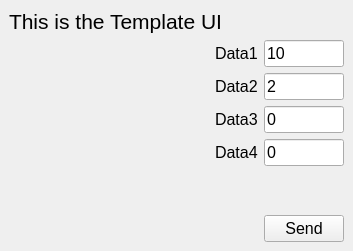
Old version of the form template/Python/templateUI.ui in the repository RobReichert/RedPitaya.
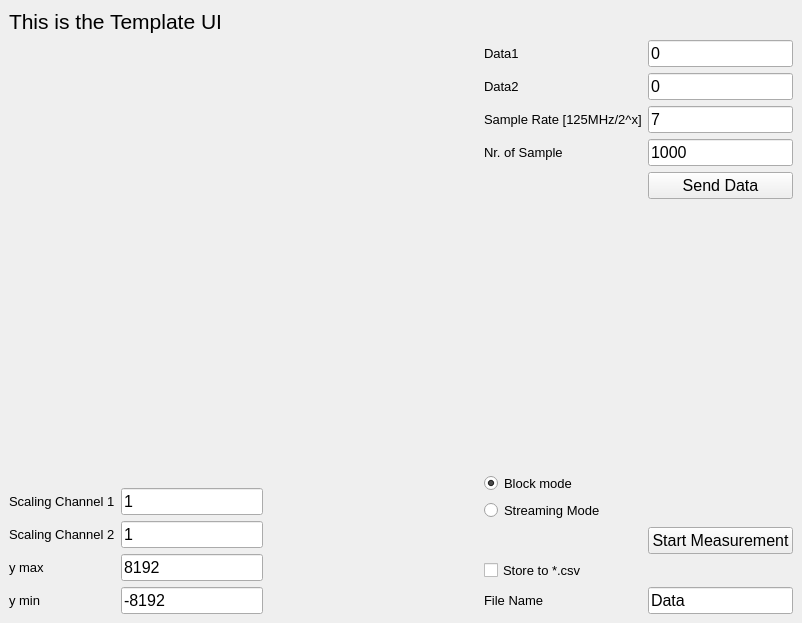
New version of the form.

Patch:
```diff
--- a/template/Python/templateUI.ui
+++ b/template/Python/templateUI.ui
@@ -6,15 +6,15 @@
    <rect>
     <x>0</x>
     <y>0</y>
-    <width>350</width>
-    <height>251</height>
+    <width>802</width>
+    <height>623</height>
    </rect>
   </property>
   <property name="windowTitle">
    <string>MainWindow</string>
   </property>
   <widget class="QWidget" name="centralwidget">
-   <layout class="QVBoxLayout" name="verticalLayout">
+   <layout class="QVBoxLayout" name="verticalLayout_3">
     <item>
      <widget class="QLabel" name="Title">
       <property name="font">
@@ -28,32 +28,168 @@
      </widget>
     </item>
     <item>
-     <layout class="QHBoxLayout" name="horizontalLayout" stretch="1,0">
+     <layout class="QHBoxLayout" name="horizontalLayout_2" stretch="1,0">
       <item>
-       <widget class="QWidget" name="MplWidget" native="true">
-        <property name="minimumSize">
-         <size>
-          <width>200</width>
-          <height>200</height>
-         </size>
-        </property>
-       </widget>
+       <layout class="QVBoxLayout" name="verticalLayout" stretch="1,0">
+        <item>
+         <widget class="QWidget" name="MplWidget" native="true">
+          <property name="minimumSize">
+           <size>
+            <width>200</width>
+            <height>200</height>
+           </size>
+          </property>
+         </widget>
+        </item>
+        <item>
+         <layout class="QHBoxLayout" name="horizontalLayout">
+          <item>
+           <layout class="QGridLayout" name="gridLayout_2">
+            <item row="0" column="0">
+             <widget class="QLabel" name="labelScal1">
+              <property name="font">
+               <font>
+                <pointsize>10</pointsize>
+               </font>
+              </property>
+              <property name="layoutDirection">
+               <enum>Qt::LeftToRight</enum>
+              </property>
+              <property name="text">
+               <string>Scaling Channel 1</string>
+              </property>
+             </widget>
+            </item>
+            <item row="0" column="1">
+             <widget class="QLineEdit" name="inputScal1">
+              <property name="font">
+               <font>
+                <pointsize>12</pointsize>
+               </font>
+              </property>
+              <property name="text">
+               <string>1</string>
+              </property>
+             </widget>
+            </item>
+            <item row="1" column="0">
+             <widget class="QLabel" name="labelScal2">
+              <property name="font">
+               <font>
+                <pointsize>10</pointsize>
+               </font>
+              </property>
+              <property name="layoutDirection">
+               <enum>Qt::LeftToRight</enum>
+              </property>
+              <property name="text">
+               <string>Scaling Channel 2</string>
+              </property>
+             </widget>
+            </item>
+            <item row="1" column="1">
+             <widget class="QLineEdit" name="inputScal2">
+              <property name="font">
+               <font>
+                <pointsize>12</pointsize>
+               </font>
+              </property>
+              <property name="text">
+               <string>1</string>
+              </property>
+             </widget>
+            </item>
+            <item row="2" column="0">
+             <widget class="QLabel" name="labelRangeMax">
+              <property name="font">
+               <font>
+                <pointsize>10</pointsize>
+               </font>
+              </property>
+              <property name="layoutDirection">
+               <enum>Qt::LeftToRight</enum>
+              </property>
+              <property name="text">
+               <string>y max</string>
+              </property>
+             </widget>
+            </item>
+            <item row="2" column="1">
+             <widget class="QLineEdit" name="inputRangeMax">
+              <property name="font">
+               <font>
+                <pointsize>12</pointsize>
+               </font>
+              </property>
+              <property name="text">
+               <string>8192</string>
+              </property>
+             </widget>
+            </item>
+            <item row="3" column="0">
+             <widget class="QLabel" name="labelRangeMin">
+              <property name="font">
+               <font>
+                <pointsize>10</pointsize>
+               </font>
+              </property>
+              <property name="layoutDirection">
+               <enum>Qt::LeftToRight</enum>
+              </property>
+              <property name="text">
+               <string>y min</string>
+              </property>
+             </widget>
+            </item>
+            <item row="3" column="1">
+             <widget class="QLineEdit" name="inputRangeMin">
+              <property name="font">
+               <font>
+                <pointsize>12</pointsize>
+               </font>
+              </property>
+              <property name="text">
+               <string>-8192</string>
+              </property>
+             </widget>
+            </item>
+           </layout>
+          </item>
+          <item>
+           <spacer name="horizontalSpacer">
+            <property name="orientation">
+             <enum>Qt::Horizontal</enum>
+            </property>
+            <property name="sizeHint" stdset="0">
+             <size>
+              <width>40</width>
+              <height>20</height>
+             </size>
+            </property>
+           </spacer>
+          </item>
+         </layout>
+        </item>
+       </layout>
       </item>
       <item>
-       <layout class="QFormLayout" name="formLayout">
-        <item row="0" column="0">
+       <layout class="QGridLayout" name="gridLayout">
+        <item row="0" column="0" colspan="2">
          <widget class="QLabel" name="labelData1">
           <property name="font">
            <font>
-            <pointsize>12</pointsize>
+            <pointsize>10</pointsize>
            </font>
           </property>
+          <property name="layoutDirection">
+           <enum>Qt::LeftToRight</enum>
+          </property>
           <property name="text">
            <string>Data1</string>
           </property>
          </widget>
         </item>
-        <item row="0" column="1">
+        <item row="0" column="2">
          <widget class="QLineEdit" name="inputData1">
           <property name="font">
            <font>
@@ -61,23 +197,26 @@
            </font>
           </property>
           <property name="text">
-           <string>10</string>
+           <string>0</string>
           </property>
          </widget>
         </item>
-        <item row="1" column="0">
+        <item row="1" column="0" colspan="2">
          <widget class="QLabel" name="labelData2">
           <property name="font">
            <font>
-            <pointsize>12</pointsize>
+            <pointsize>10</pointsize>
            </font>
           </property>
+          <property name="layoutDirection">
+           <enum>Qt::LeftToRight</enum>
+          </property>
           <property name="text">
            <string>Data2</string>
           </property>
          </widget>
         </item>
-        <item row="1" column="1">
+        <item row="1" column="2">
          <widget class="QLineEdit" name="inputData2">
           <property name="font">
            <font>
@@ -85,23 +224,26 @@
            </font>
           </property>
           <property name="text">
-           <string>2</string>
+           <string>0</string>
           </property>
          </widget>
         </item>
-        <item row="2" column="0">
+        <item row="2" column="0" colspan="2">
          <widget class="QLabel" name="labelData3">
           <property name="font">
            <font>
-            <pointsize>12</pointsize>
+            <pointsize>10</pointsize>
            </font>
           </property>
+          <property name="layoutDirection">
+           <enum>Qt::LeftToRight</enum>
+          </property>
           <property name="text">
-           <string>Data3</string>
+           <string>Sample Rate [125MHz/2^x]</string>
           </property>
          </widget>
         </item>
-        <item row="2" column="1">
+        <item row="2" column="2">
          <widget class="QLineEdit" name="inputData3">
           <property name="font">
            <font>
@@ -109,23 +251,26 @@
            </font>
           </property>
           <property name="text">
-           <string>0</string>
+           <string>7</string>
           </property>
          </widget>
         </item>
-        <item row="3" column="0">
+        <item row="3" column="0" colspan="2">
          <widget class="QLabel" name="labelData4">
           <property name="font">
            <font>
-            <pointsize>12</pointsize>
+            <pointsize>10</pointsize>
            </font>
           </property>
+          <property name="layoutDirection">
+           <enum>Qt::LeftToRight</enum>
+          </property>
           <property name="text">
-           <string>Data4</string>
+           <string>Nr. of Sample</string>
           </property>
          </widget>
         </item>
-        <item row="3" column="1">
+        <item row="3" column="2">
          <widget class="QLineEdit" name="inputData4">
           <property name="font">
            <font>
@@ -133,11 +278,11 @@
            </font>
           </property>
           <property name="text">
-           <string>0</string>
+           <string>1000</string>
           </property>
          </widget>
         </item>
-        <item row="5" column="1">
+        <item row="4" column="2">
          <widget class="QPushButton" name="buttonSend">
           <property name="font">
            <font>
@@ -145,11 +290,89 @@
            </font>
           </property>
           <property name="text">
-           <string>Send</string>
+           <string>Send Data</string>
           </property>
          </widget>
         </item>
-        <item row="4" column="1">
+        <item row="8" column="2">
+         <widget class="QPushButton" name="buttonMeasurement">
+          <property name="font">
+           <font>
+            <pointsize>12</pointsize>
+           </font>
+          </property>
+          <property name="text">
+           <string>Start Measurement</string>
+          </property>
+         </widget>
+        </item>
+        <item row="10" column="0" colspan="2">
+         <widget class="QLabel" name="labelFileName">
+          <property name="font">
+           <font>
+            <pointsize>10</pointsize>
+           </font>
+          </property>
+          <property name="layoutDirection">
+           <enum>Qt::LeftToRight</enum>
+          </property>
+          <property name="text">
+           <string>File Name</string>
+          </property>
+         </widget>
+        </item>
+        <item row="10" column="2">
+         <widget class="QLineEdit" name="inputFileName">
+          <property name="font">
+           <font>
+            <pointsize>12</pointsize>
+           </font>
+          </property>
+          <property name="text">
+           <string>Data</string>
+          </property>
+         </widget>
+        </item>
+        <item row="7" column="0" colspan="2">
+         <widget class="QRadioButton" name="radioButtonStram">
+          <property name="font">
+           <font>
+            <pointsize>10</pointsize>
+           </font>
+          </property>
+          <property name="text">
+           <string>Streaming Mode</string>
+          </property>
+         </widget>
+        </item>
+        <item row="6" column="0" colspan="2">
+         <widget class="QRadioButton" name="radioButtonBlock">
+          <property name="font">
+           <font>
+            <pointsize>10</pointsize>
+           </font>
+          </property>
+          <property name="text">
+           <string>Block mode</string>
+          </property>
+          <property name="checked">
+           <bool>true</bool>
+          </property>
+         </widget>
+        </item>
+        <item row="9" column="0" colspan="2">
+         <widget class="QCheckBox" name="checkBoxStore">
+          <property name="font">
+           <font>
+            <pointsize>10</pointsize>
+           </font>
+          </property>
+          <property name="text">
+           <string>Store to *.csv</string>
+          </property>
+         </widget>
+        </item>
+        <item row="5" column="0" colspan="3">
          <spacer name="verticalSpacer">
           <property name="orientation">
            <enum>Qt::Vertical</enum>
```
